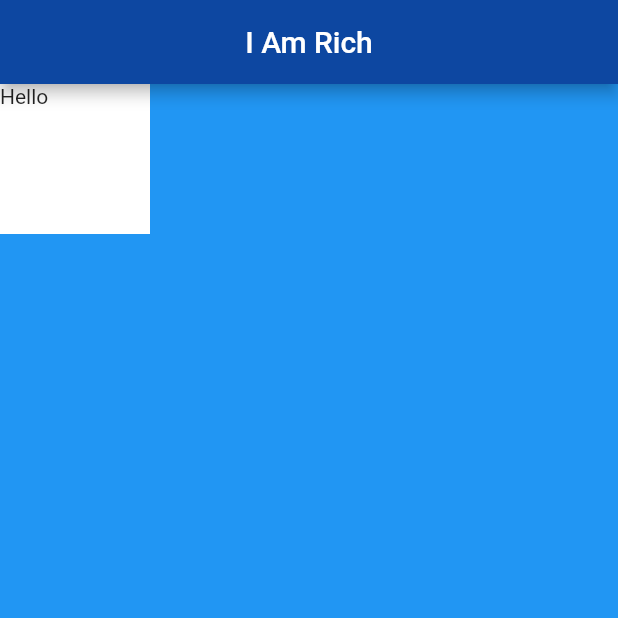
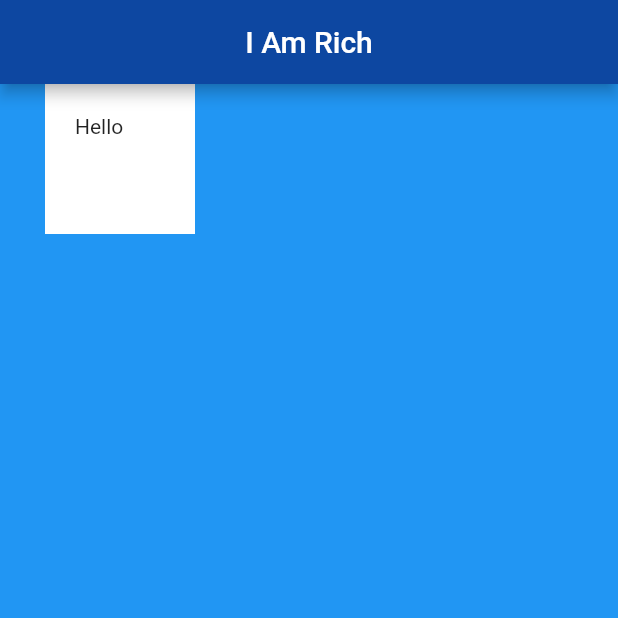
Before and after one commit to alexomaset/I_am_rich-, a Flutter app: the screen it shows after launch, on a phone screen of 412 x 824 dp, the top half of it. Run offline on Flutter 3.47's test engine with Material 2 defaults, Android fonts, the phone set to English and light mode, and no system bars.

Commit message:
laying out widgets

```diff
--- a/lib/main.dart
+++ b/lib/main.dart
@@ -18,6 +18,8 @@ class Myapp extends StatelessWidget {
           child: Container(
             height: 100.0,
             width: 100.0,
+            margin: EdgeInsets.only(left: 30.0),
+            padding: EdgeInsets.all(20.0),
             color: Colors.white,
             child: Text('Hello'),
           ),
```
